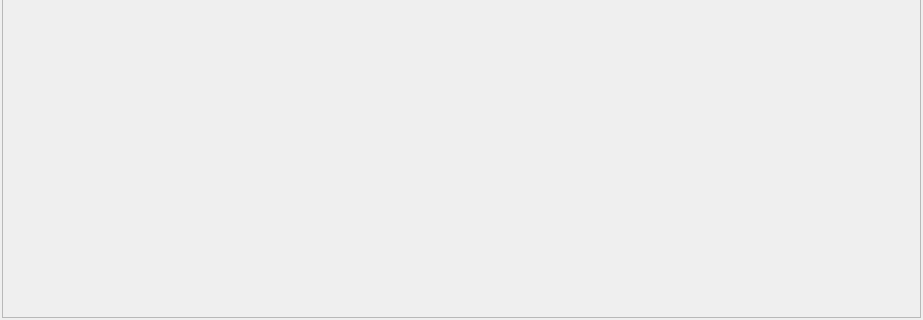
Above: HMI/src/TurbineViewWdg.ui from DaniAlfa/Turbine_Governor before the change; both pictures show x 0 to 923 and y 322 to 642 of the 923 by 642 pixel window. Below: the same form after it.
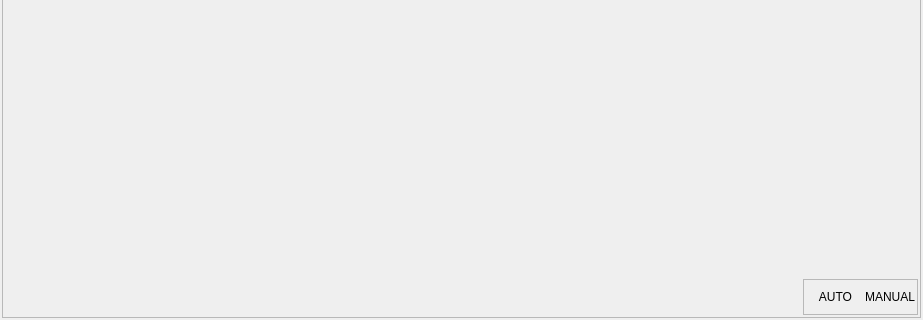
That is the form after the change.

The edit to the form file:
```diff
--- a/HMI/src/TurbineViewWdg.ui
+++ b/HMI/src/TurbineViewWdg.ui
@@ -41,6 +41,15 @@
       <enum>QFrame::Raised</enum>
      </property>
      <layout class="QVBoxLayout" name="verticalLayout_5">
+      <property name="leftMargin">
+       <number>1</number>
+      </property>
+      <property name="rightMargin">
+       <number>1</number>
+      </property>
+      <property name="bottomMargin">
+       <number>1</number>
+      </property>
       <item>
        <widget class="QWidget" name="widget_5" native="true">
         <layout class="QVBoxLayout" name="verticalLayout_4">
@@ -64,51 +73,121 @@
        </widget>
       </item>
       <item>
-       <widget class="QWidget" name="widget" native="true">
+       <widget class="QWidget" name="centralWdg" native="true">
         <property name="sizePolicy">
          <sizepolicy hsizetype="Expanding" vsizetype="Expanding">
           <horstretch>0</horstretch>
           <verstretch>0</verstretch>
          </sizepolicy>
         </property>
-        <layout class="QVBoxLayout" name="verticalLayout_2">
+       </widget>
+      </item>
+      <item>
+       <widget class="QWidget" name="widget_4" native="true">
+        <layout class="QVBoxLayout" name="verticalLayout_3">
+         <item>
+          <spacer name="verticalSpacer">
+           <property name="orientation">
+            <enum>Qt::Vertical</enum>
+           </property>
+           <property name="sizeType">
+            <enum>QSizePolicy::Fixed</enum>
+           </property>
+           <property name="sizeHint" stdset="0">
+            <size>
+             <width>20</width>
+             <height>40</height>
+            </size>
+           </property>
+          </spacer>
+         </item>
+        </layout>
+       </widget>
+      </item>
+      <item>
+       <widget class="QWidget" name="widget" native="true">
+        <layout class="QHBoxLayout" name="horizontalLayout">
          <property name="spacing">
-          <number>0</number>
+          <number>1</number>
          </property>
          <property name="leftMargin">
-          <number>0</number>
+          <number>1</number>
          </property>
          <property name="topMargin">
-          <number>0</number>
+          <number>1</number>
          </property>
          <property name="rightMargin">
-          <number>0</number>
+          <number>1</number>
          </property>
          <property name="bottomMargin">
-          <number>0</number>
+          <number>1</number>
          </property>
-        </layout>
-       </widget>
-      </item>
-      <item>
-       <widget class="QWidget" name="widget_4" native="true">
-        <layout class="QVBoxLayout" name="verticalLayout_3">
          <item>
-          <spacer name="verticalSpacer">
+          <spacer name="horizontalSpacer">
            <property name="orientation">
-            <enum>Qt::Vertical</enum>
-           </property>
-           <property name="sizeType">
-            <enum>QSizePolicy::Fixed</enum>
+            <enum>Qt::Horizontal</enum>
            </property>
            <property name="sizeHint" stdset="0">
             <size>
-             <width>20</width>
-             <height>40</height>
+             <width>40</width>
+             <height>20</height>
             </size>
            </property>
           </spacer>
          </item>
+         <item>
+          <widget class="QFrame" name="frame_2">
+           <property name="frameShape">
+            <enum>QFrame::StyledPanel</enum>
+           </property>
+           <property name="frameShadow">
+            <enum>QFrame::Raised</enum>
+           </property>
+           <layout class="QHBoxLayout" name="horizontalLayout_2">
+            <property name="spacing">
+             <number>0</number>
+            </property>
+            <property name="leftMargin">
+             <number>2</number>
+            </property>
+            <property name="topMargin">
+             <number>2</number>
+            </property>
+            <property name="rightMargin">
+             <number>2</number>
+            </property>
+            <property name="bottomMargin">
+             <number>2</number>
+            </property>
+            <item>
+             <widget class="QLabel" name="lbIndAuto">
+              <property name="minimumSize">
+               <size>
+                <width>59</width>
+                <height>30</height>
+               </size>
+              </property>
+              <property name="text">
+               <string>AUTO</string>
+              </property>
+              <property name="alignment">
+               <set>Qt::AlignCenter</set>
+              </property>
+             </widget>
+            </item>
+            <item>
+             <widget class="QLabel" name="lbIndMan">
+              <property name="text">
+               <string>MANUAL</string>
+              </property>
+              <property name="alignment">
+               <set>Qt::AlignCenter</set>
+              </property>
+             </widget>
+            </item>
+           </layout>
+          </widget>
+         </item>
         </layout>
        </widget>
       </item>
```
